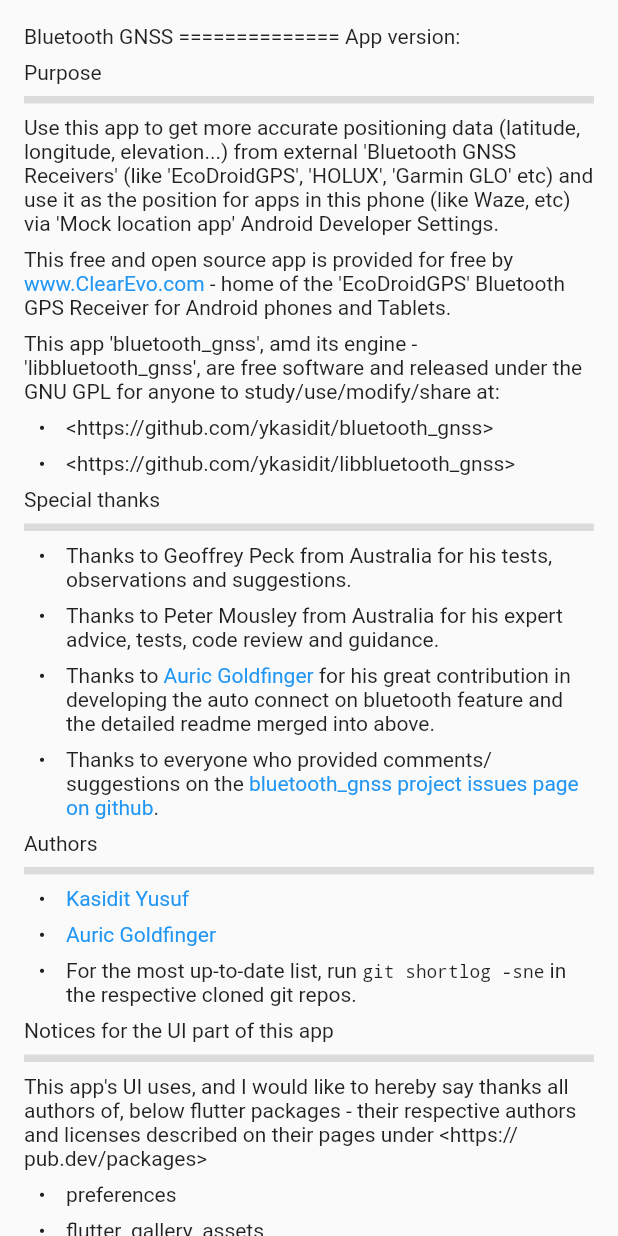
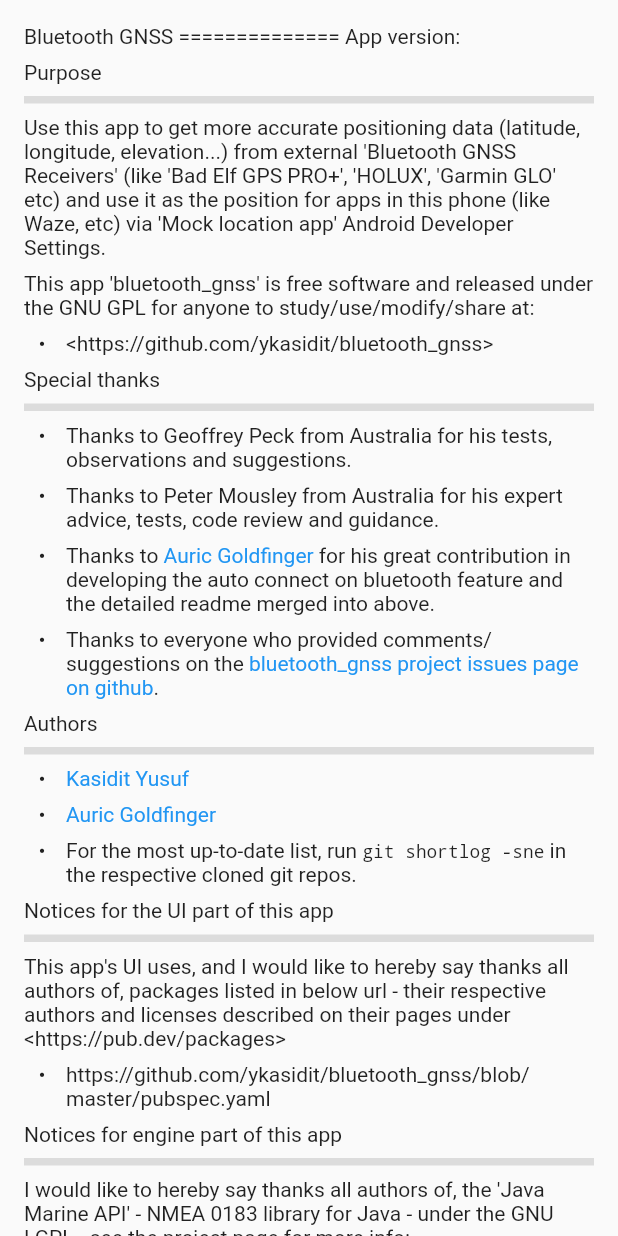
Before and after one commit to ykasidit/bluetooth_gnss, a Flutter app: what get_about_view() shows on an empty page, opened directly, on a phone screen of 412 x 824 dp. Run offline on Flutter 3.47's test engine with Material 2 defaults, Android fonts, the light colour scheme and no system bars; our stand-ins replace flutter_markdown, modal_progress_hud_nsn, package_info, share, wakelock; missing offline and left inert: pref.

Commit message:
working well with bad elf gps pro+

```diff
--- a/lib/about.dart
+++ b/lib/about.dart
@@ -60,15 +60,12 @@
 Purpose
 ------
 
-Use this app to get more accurate positioning data (latitude, longitude, elevation...) from external 'Bluetooth GNSS Receivers' (like 'EcoDroidGPS', 'HOLUX', 'Garmin GLO' etc) and use it as the position for apps in this phone (like Waze, etc) via 'Mock location app' Android Developer Settings.
+Use this app to get more accurate positioning data (latitude, longitude, elevation...) from external 'Bluetooth GNSS Receivers' (like 'Bad Elf GPS PRO+', 'HOLUX', 'Garmin GLO' etc) and use it as the position for apps in this phone (like Waze, etc) via 'Mock location app' Android Developer Settings.
 
 """+ScrollableTabsDemoState.note_how_to_disable_mock_location+"""
 
-This free and open source app is provided for free by [www.ClearEvo.com](http://www.clearevo.com) - home of the 'EcoDroidGPS' Bluetooth GPS Receiver for Android phones and Tablets.
-
-This app 'bluetooth_gnss', amd its engine - 'libbluetooth_gnss', are free software and released under the GNU GPL for anyone to study/use/modify/share at:
+This app 'bluetooth_gnss' is free software and released under the GNU GPL for anyone to study/use/modify/share at:
 - <https://github.com/ykasidit/bluetooth_gnss>
-- <https://github.com/ykasidit/libbluetooth_gnss>
 
 Special thanks
 --------------
@@ -88,30 +85,21 @@
 Notices for the UI part of this app
 -----------------------
 
-This app's UI uses, and I would like to hereby say thanks all authors of, below flutter packages - their respective authors and licenses described on their pages under <https://pub.dev/packages>
-- preferences
-- flutter_gallery_assets
-- flutter_markdown
-- progress_dialog
-- package_info
-- share
-- url_launcher
-- geolocator
-
+This app's UI uses, and I would like to hereby say thanks all authors of, packages listed in below url - their respective authors and licenses described on their pages under <https://pub.dev/packages>
+- https://github.com/ykasidit/bluetooth_gnss/blob/master/pubspec.yaml
 
 Notices for engine part of this app
 -----------------------------------
 
-This 'libbluetooth_gnss' engine uses, and I would like to hereby say thanks all authors of, the 'Java Marine API' - NMEA 0183 library for Java - under the GNU LGPL - see the project page for more info:
+I would like to hereby say thanks all authors of, the 'Java Marine API' - NMEA 0183 library for Java - under the GNU LGPL - see the project page for more info:
 - <https://github.com/ktuukkan/marine-api>
-
 
 ---
 
 Copyright and License
 ---------------------
 
-Copyright (C) 2019 Kasidit Yusuf <ykasidit@gmail.com> and all respective project source code contributors.
+Copyright (C) 2019-2023 Kasidit Yusuf <ykasidit@gmail.com> and all respective project source code contributors.
 
 This program is free software: you can redistribute it and/or modify
 it under the terms of the GNU General Public License as published by
--- a/pubspec.yaml
+++ b/pubspec.yaml
@@ -11,7 +11,7 @@
 # In iOS, build-name is used as CFBundleShortVersionString while build-number used as CFBundleVersion.
 # Read more about iOS versioning at
 # https://developer.apple.com/library/archive/documentation/General/Reference/InfoPlistKeyReference/Articles/CoreFoundationKeys.html
-version: 1.0.43+43
+version: 1.0.45+45
 
 environment:
   sdk: '>=2.19.6 <3.0.0'  # dart ver
```
Also changed, not shown: lib/main.dart (+4 -4 lines), 2 other files.
